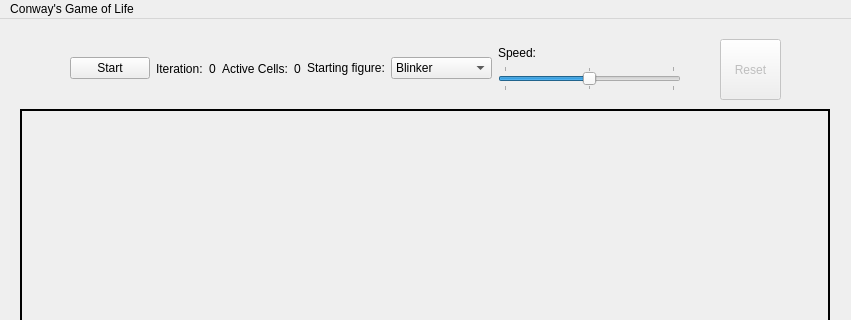
jhonitmon/gameoflife_ui, file mainwindow.ui: the form before one commit; both pictures show x 0 to 851 and y 0 to 320 of the 851 by 967 pixel window.
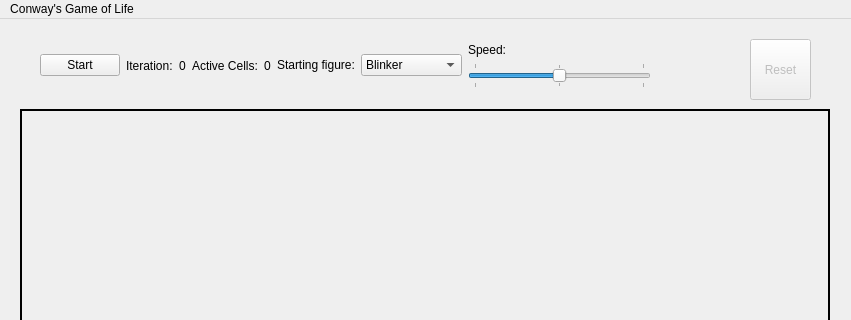
The form after the commit.

Commit message: cell counter correction

```diff
--- a/mainwindow.ui
+++ b/mainwindow.ui
@@ -48,10 +48,10 @@
    <widget class="QWidget" name="gridLayoutWidget_4">
     <property name="geometry">
      <rect>
-      <x>70</x>
-      <y>10</y>
+      <x>40</x>
+      <y>0</y>
       <width>611</width>
-      <height>80</height>
+      <height>93</height>
      </rect>
     </property>
     <layout class="QGridLayout" name="gridLayout_4">
@@ -180,7 +180,7 @@
     </property>
     <property name="geometry">
      <rect>
-      <x>720</x>
+      <x>750</x>
       <y>20</y>
       <width>61</width>
       <height>61</height>
```
The commit also changes 2 other files.
